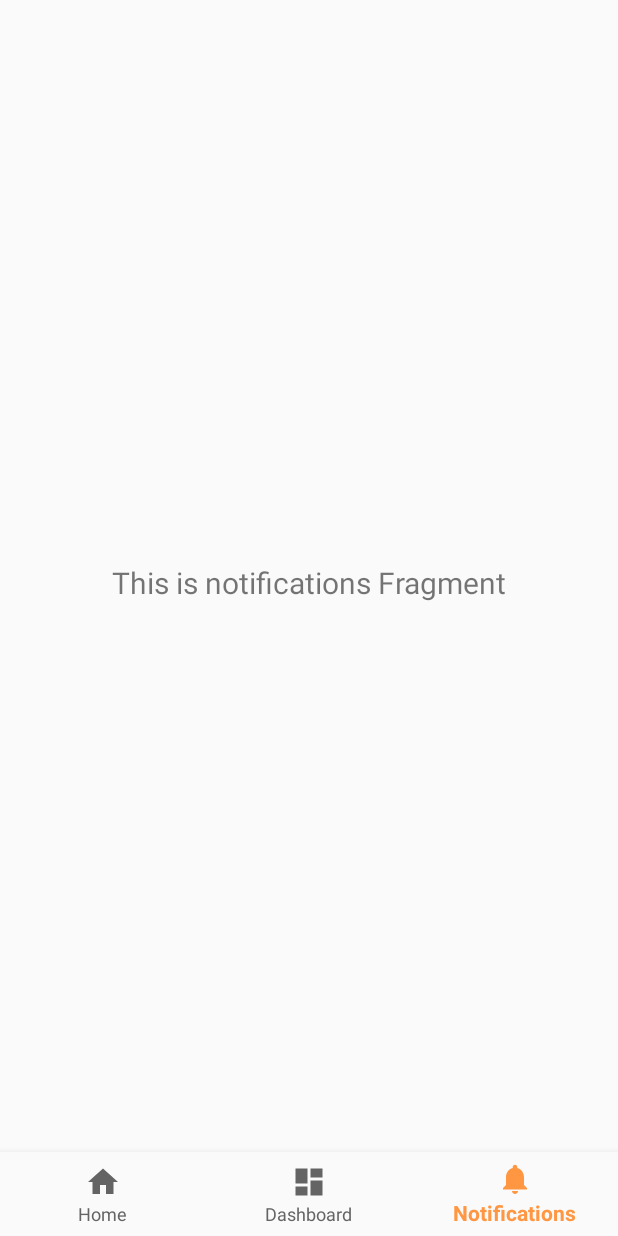
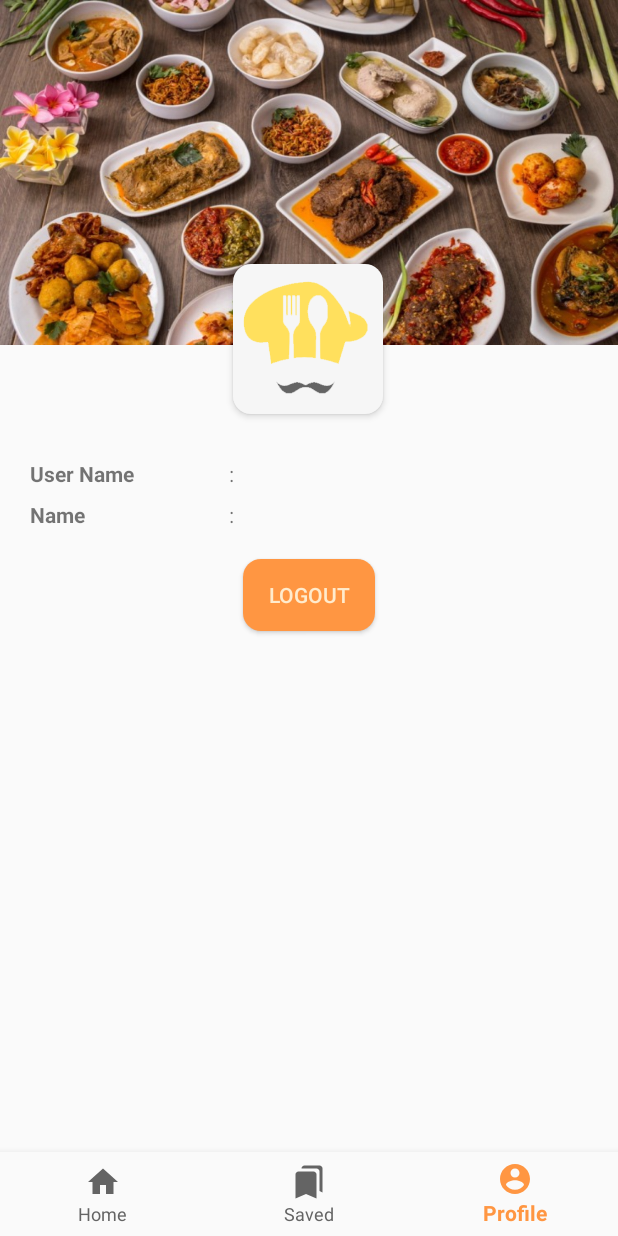
Before and after one commit to Rizki-SS/RecipeApp, an Android app: the AccountFragment screen opened through its navigation route, on a phone screen of 412 x 824 dp. Run offline under Robolectric (Android 15) with nearby library versions, the phone set to English and light mode, and no system bars; our stand-ins replace Picasso, data binding, navigation-ui; pictures from the network do not load.

Commit message:
account feature add

```diff
--- a/app/src/main/java/com/example/recipeapp/utility/Session.kt
+++ b/app/src/main/java/com/example/recipeapp/utility/Session.kt
@@ -38,6 +38,10 @@ class Session(context: Context){
             return preferences.getString(USERNAME_KEY,"")
         }
 
+    fun clear(){
+        preferences.edit().clear().commit()
+    }
+
     fun setUser(userModel:UserModel){
         with(preferences.edit()){
             putInt(ID, userModel.id)
--- a/app/src/main/java/com/example/recipeapp/view/ui/account/AccountFragment.kt
+++ b/app/src/main/java/com/example/recipeapp/view/ui/account/AccountFragment.kt
@@ -1,31 +1,53 @@
 package com.example.recipeapp.view.ui.account
 
+import android.app.AlertDialog
+import android.content.Context
+import android.content.DialogInterface
+import android.content.Intent
 import android.os.Bundle
 import android.view.LayoutInflater
 import android.view.View
 import android.view.ViewGroup
-import android.widget.TextView
 import androidx.fragment.app.Fragment
+import androidx.fragment.app.viewModels
 import androidx.lifecycle.Observer
-import androidx.lifecycle.ViewModelProviders
-import com.example.recipeapp.R
+import com.example.recipeapp.databinding.FragmentAccountBinding
+import com.example.recipeapp.utility.Session
+import com.example.recipeapp.view.activity.AuthActivity
+
 
 class AccountFragment : Fragment() {
 
-    private lateinit var notificationsViewModel: AccountViewModel
+    private lateinit var binding:FragmentAccountBinding
+    lateinit var session:Session
 
     override fun onCreateView(
         inflater: LayoutInflater,
         container: ViewGroup?,
         savedInstanceState: Bundle?
     ): View? {
-        notificationsViewModel =
-            ViewModelProviders.of(this).get(AccountViewModel::class.java)
-        val root = inflater.inflate(R.layout.fragment_account, container, false)
-        val textView: TextView = root.findViewById(R.id.text_notifications)
-        notificationsViewModel.text.observe(viewLifecycleOwner, Observer {
-            textView.text = it
-        })
-        return root
+        binding = FragmentAccountBinding.inflate(layoutInflater, container, false)
+        binding.vm = this
+        return binding.root
+    }
+
+    override fun onViewCreated(view: View, savedInstanceState: Bundle?) {
+        super.onViewCreated(view, savedInstanceState)
+        session = Session(requireContext())
+    }
+
+    fun logout(v: View){
+        val alert: AlertDialog.Builder = AlertDialog.Builder(context)
+        alert.setTitle("Do you want to logout?\n")
+        // alert.setMessage("Message");
+        alert.setPositiveButton("Ok",
+            DialogInterface.OnClickListener { dialog, whichButton ->
+                session?.clear()
+                startActivity(Intent(activity, AuthActivity::class.java))
+                activity?.finish();
+            })
+        alert.setNegativeButton("Cancel",
+            DialogInterface.OnClickListener { dialog, whichButton -> })
+        alert.show()
     }
 }
--- a/app/src/main/java/com/example/recipeapp/view/ui/account/AccountViewModel.kt
+++ /dev/null
@@ -1,13 +0,0 @@
-package com.example.recipeapp.view.ui.account
-
-import androidx.lifecycle.LiveData
-import androidx.lifecycle.MutableLiveData
-import androidx.lifecycle.ViewModel
-
-class AccountViewModel : ViewModel() {
-
-    private val _text = MutableLiveData<String>().apply {
-        value = "This is notifications Fragment"
-    }
-    val text: LiveData<String> = _text
-}
--- a/app/src/main/java/com/example/recipeapp/view/ui/saved/SavedViewModel.kt
+++ b/app/src/main/java/com/example/recipeapp/view/ui/saved/SavedViewModel.kt
@@ -7,7 +7,7 @@ import androidx.lifecycle.ViewModel
 class SavedViewModel : ViewModel() {
 
     private val _text = MutableLiveData<String>().apply {
-        value = "This is dashboard Fragment"
+        value = "This page under Maintance"
     }
     val text: LiveData<String> = _text
 }
--- /dev/null
+++ b/app/src/main/res/drawable/ic_baseline_account_circle_24.xml
@@ -0,0 +1,10 @@
+<vector xmlns:android="http://schemas.android.com/apk/res/android"
+    android:width="24dp"
+    android:height="24dp"
+    android:viewportWidth="24"
+    android:viewportHeight="24"
+    android:tint="?attr/colorControlNormal">
+  <path
+      android:fillColor="@android:color/white"
+      android:pathData="M12,2C6.48,2 2,6.48 2,12s4.48,10 10,10 10,-4.48 10,-10S17.52,2 12,2zM12,5c1.66,0 3,1.34 3,3s-1.34,3 -3,3 -3,-1.34 -3,-3 1.34,-3 3,-3zM12,19.2c-2.5,0 -4.71,-1.28 -6,-3.22 0.03,-1.99 4,-3.08 6,-3.08 1.99,0 5.97,1.09 6,3.08 -1.29,1.94 -3.5,3.22 -6,3.22z"/>
+</vector>
--- /dev/null
+++ b/app/src/main/res/drawable/ic_baseline_bookmarks_24.xml
@@ -0,0 +1,10 @@
+<vector xmlns:android="http://schemas.android.com/apk/res/android"
+    android:width="24dp"
+    android:height="24dp"
+    android:viewportWidth="24"
+    android:viewportHeight="24"
+    android:tint="?attr/colorControlNormal">
+  <path
+      android:fillColor="@android:color/white"
+      android:pathData="M19,18l2,1V3c0,-1.1 -0.9,-2 -2,-2H8.99C7.89,1 7,1.9 7,3h10c1.1,0 2,0.9 2,2v13zM15,5H5c-1.1,0 -2,0.9 -2,2v16l7,-3 7,3V7c0,-1.1 -0.9,-2 -2,-2z"/>
+</vector>
--- a/app/src/main/res/layout/fragment_account.xml
+++ b/app/src/main/res/layout/fragment_account.xml
@@ -1,22 +1,103 @@
 <?xml version="1.0" encoding="utf-8"?>
-<androidx.constraintlayout.widget.ConstraintLayout xmlns:android="http://schemas.android.com/apk/res/android"
+<layout
+    xmlns:android="http://schemas.android.com/apk/res/android"
     xmlns:app="http://schemas.android.com/apk/res-auto"
     xmlns:tools="http://schemas.android.com/tools"
+    >
+
+    <data>
+        <variable
+            name="vm"
+            type="com.example.recipeapp.view.ui.account.AccountFragment" />
+    </data>
+
+    <androidx.constraintlayout.widget.ConstraintLayout
         android:layout_width="match_parent"
         android:layout_height="match_parent"
         tools:context=".view.ui.account.AccountFragment">
 
-    <TextView
-        android:id="@+id/text_notifications"
-        android:layout_width="match_parent"
-        android:layout_height="wrap_content"
-        android:layout_marginStart="8dp"
-        android:layout_marginTop="8dp"
-        android:layout_marginEnd="8dp"
-        android:textAlignment="center"
-        android:textSize="20sp"
-        app:layout_constraintBottom_toBottomOf="parent"
+
+        <ImageView
+            android:id="@+id/imageView6"
+            android:layout_width="0dp"
+            android:layout_height="230dp"
+            android:scaleType="fitXY"
+            android:src="@drawable/tempat_makan_serang"
             app:layout_constraintEnd_toEndOf="parent"
             app:layout_constraintStart_toStartOf="parent"
             app:layout_constraintTop_toTopOf="parent" />
+
+        <ImageView
+            android:id="@+id/imageView4"
+            android:layout_width="100dp"
+            android:layout_height="100dp"
+            android:layout_marginTop="176dp"
+            android:background="@drawable/rounded_bg"
+            android:backgroundTint="@color/light_gray"
+            android:elevation="3dp"
+            android:src="@drawable/logo_maskoki"
+            app:layout_constraintEnd_toEndOf="parent"
+            app:layout_constraintHorizontal_bias="0.498"
+            app:layout_constraintStart_toStartOf="parent"
+            app:layout_constraintTop_toTopOf="@+id/imageView6" />
+
+
+        <androidx.constraintlayout.widget.Guideline
+            android:id="@+id/guideline"
+            android:layout_width="wrap_content"
+            android:layout_height="wrap_content"
+            android:orientation="vertical"
+            app:layout_constraintGuide_percent="0.37" />
+
+        <TextView
+            android:id="@+id/textView6"
+            style="@style/AccoutnNameStyle"
+            android:layout_marginTop="8dp"
+            android:text="Name"
+            app:layout_constraintEnd_toStartOf="@+id/guideline"
+            app:layout_constraintStart_toStartOf="parent"
+            app:layout_constraintTop_toBottomOf="@+id/textView5" />
+
+        <TextView
+            android:id="@+id/textView5"
+            style="@style/AccoutnNameStyle"
+            android:layout_marginTop="30dp"
+            android:text="User Name"
+            app:layout_constraintEnd_toStartOf="@+id/guideline"
+            app:layout_constraintStart_toStartOf="parent"
+            app:layout_constraintTop_toBottomOf="@+id/imageView4" />
+
+        <TextView
+            android:id="@+id/textView8"
+            android:layout_width="0dp"
+            android:layout_height="wrap_content"
+            android:text="@{`: `+vm.session.userName}"
+            app:layout_constraintEnd_toEndOf="parent"
+            app:layout_constraintStart_toStartOf="@+id/guideline"
+            app:layout_constraintTop_toTopOf="@+id/textView5" />
+
+        <TextView
+            android:id="@+id/textView9"
+            android:layout_width="0dp"
+            android:layout_height="wrap_content"
+            android:text="@{`: `+vm.session.name}"
+            app:layout_constraintEnd_toEndOf="parent"
+            app:layout_constraintStart_toStartOf="@+id/guideline"
+            app:layout_constraintTop_toTopOf="@+id/textView6" />
+
+        <Button
+            android:id="@+id/button"
+            android:layout_width="wrap_content"
+            android:layout_height="wrap_content"
+            android:background="@drawable/rounded_bg"
+            android:backgroundTint="@color/colorPrimaryDark"
+            android:text="LogOut"
+            android:onClick="@{(v)->vm.logout(v)}"
+            android:layout_marginTop="20dp"
+            android:textColor="@color/colorAccent"
+            app:layout_constraintEnd_toEndOf="parent"
+            app:layout_constraintStart_toStartOf="parent"
+            app:layout_constraintTop_toBottomOf="@+id/textView9" />
+
     </androidx.constraintlayout.widget.ConstraintLayout>
+</layout>
--- a/app/src/main/res/menu/bottom_nav_menu.xml
+++ b/app/src/main/res/menu/bottom_nav_menu.xml
@@ -8,12 +8,12 @@
 
     <item
         android:id="@+id/navigation_dashboard"
-        android:icon="@drawable/ic_dashboard_black_24dp"
-        android:title="@string/title_dashboard" />
+        android:icon="@drawable/ic_baseline_bookmarks_24"
+        android:title="@string/title_saved" />
 
     <item
         android:id="@+id/navigation_notifications"
-        android:icon="@drawable/ic_notifications_black_24dp"
-        android:title="@string/title_notifications" />
+        android:icon="@drawable/ic_baseline_account_circle_24"
+        android:title="@string/title_profile" />
 
 </menu>
--- a/app/src/main/res/navigation/mobile_navigation.xml
+++ b/app/src/main/res/navigation/mobile_navigation.xml
@@ -18,13 +18,13 @@
     <fragment
         android:id="@+id/navigation_dashboard"
         android:name="com.example.recipeapp.view.ui.saved.SavedFragment"
-        android:label="@string/title_dashboard"
+        android:label="@string/title_saved"
         tools:layout="@layout/fragment_saved" />
 
     <fragment
         android:id="@+id/navigation_notifications"
         android:name="com.example.recipeapp.view.ui.account.AccountFragment"
-        android:label="@string/title_notifications"
+        android:label="@string/title_profile"
         tools:layout="@layout/fragment_account" />
     <fragment
         android:id="@+id/detailFragment"
--- a/app/src/main/res/values/colors.xml
+++ b/app/src/main/res/values/colors.xml
@@ -6,6 +6,7 @@
     <color name="black_overlay">#66000000</color>
 
     <color name="dark">#646464</color>
+    <color name="light_gray">#F6F6F6</color>
     <color name="white">#ffffff</color>
     <color name="none">#00FFFFFF</color>
 </resources>
--- a/app/src/main/res/values/strings.xml
+++ b/app/src/main/res/values/strings.xml
@@ -7,6 +7,6 @@
     <string name="maskoki">MasKoki</string>
     <string name="title_activity_main">MainActivity</string>
     <string name="title_home">Home</string>
-    <string name="title_dashboard">Dashboard</string>
-    <string name="title_notifications">Notifications</string>
+    <string name="title_saved">Saved</string>
+    <string name="title_profile">Profile</string>
 </resources>
--- a/app/src/main/res/values/styles.xml
+++ b/app/src/main/res/values/styles.xml
@@ -21,4 +21,12 @@
         <item name="cornerSize">12dp</item>
     </style>
 
+    <style name="AccoutnNameStyle">
+        <item name="android:layout_width">0dp</item>
+        <item name="android:layout_height">wrap_content</item>
+        <item name="android:layout_marginHorizontal">20dp</item>
+        <item name="android:titleMarginBottom">10dp</item>
+        <item name="android:textStyle">bold</item>
+    </style>
+
 </resources>
```
Also changed, not shown: app/src/main/res/drawable/tempat_makan_serang.jpg (added). Lines whose indentation alone changed are shown as unchanged.
